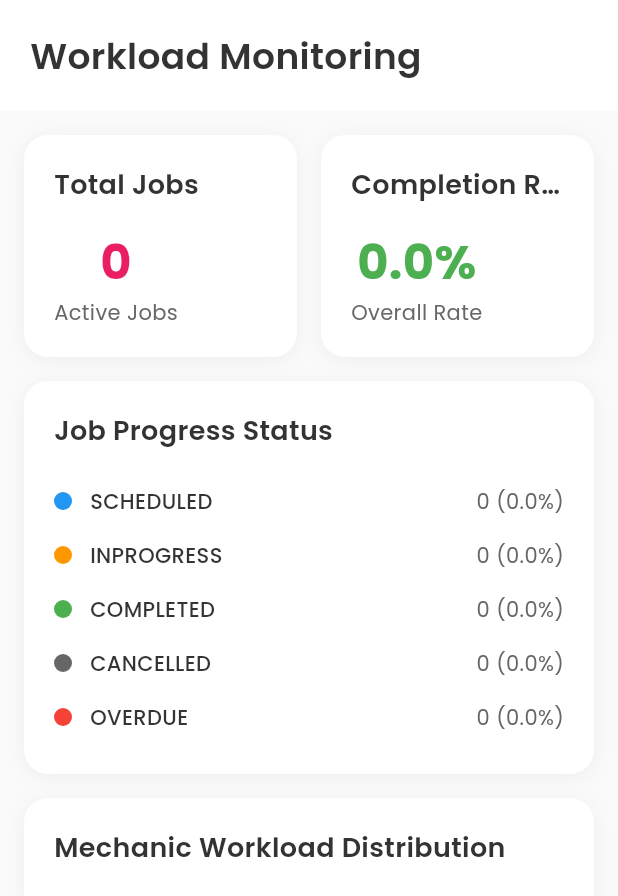
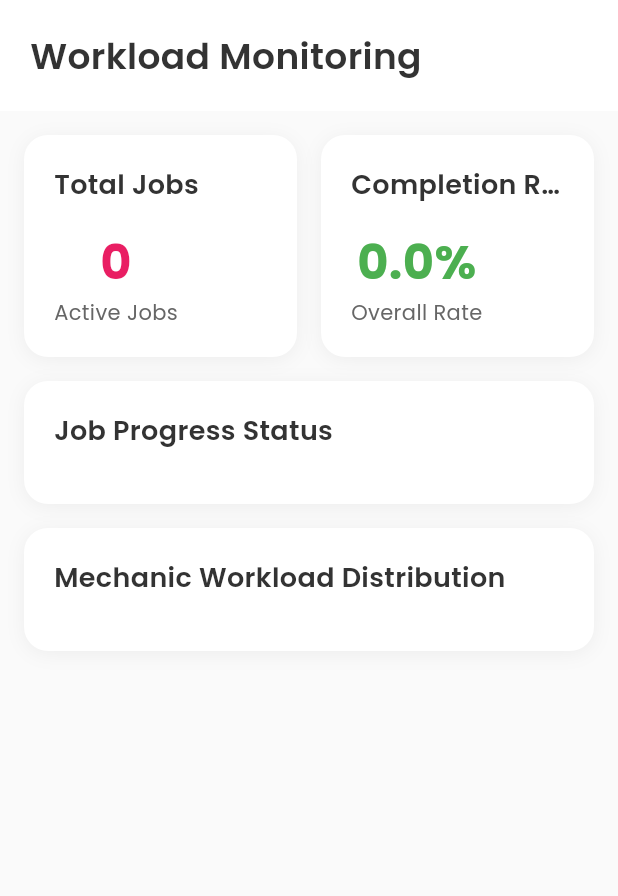
Before and after one commit to LZHuaaa/Workshop-Job-Management-System, a Flutter app: the WorkloadMonitoringScreen screen opened directly, on a phone screen of 412 x 824 dp. Shown: the top 896 px of the screen. Run offline on Flutter 3.47's test engine with Material 3 defaults, Android fonts, the phone set to English and light mode, and no system bars; our stand-ins replace cloud_firestore, csv, firebase_auth, firebase_core, firebase_storage, fl_chart and 9 more; missing offline and left inert: mobile_scanner; accounts and stored records are empty; network calls fail; statements that could not run were skipped.

Commit message:
update overdue status

```diff
--- a/lib/screens/jobs_screen.dart
+++ b/lib/screens/jobs_screen.dart
@@ -434,11 +434,11 @@ class _JobsScreenState extends State<JobsScreen> {
                     padding:
                     const EdgeInsets.symmetric(horizontal: 12, vertical: 6),
                     decoration: BoxDecoration(
-                      color: _getStatusColor(job.status),
+                      color: isOverdue ? AppColors.errorRed : _getStatusColor(job.status),
                       borderRadius: BorderRadius.circular(12),
                     ),
                     child: Text(
-                      job.status.name.toUpperCase(),
+                      isOverdue ? 'OVERDUE' : job.status.name.toUpperCase(),
                       style: GoogleFonts.poppins(
                         fontSize: 10,
                         fontWeight: FontWeight.w600,
--- a/lib/screens/workload_monitoring_screen.dart
+++ b/lib/screens/workload_monitoring_screen.dart
@@ -52,8 +52,21 @@ class _WorkloadMonitoringScreenState extends State<WorkloadMonitoringScreen> {
     for (final status in JobStatus.values) {
       statusCounts[status] = 0;
     }
+
+    final now = DateTime.now();
+
     for (final job in _allJobs) {
-      statusCounts[job.status] = (statusCounts[job.status] ?? 0) + 1;
+      // Check if job is overdue for display purposes
+      final isOverdue = job.startTime.isBefore(now) &&
+          job.status != JobStatus.completed &&
+          job.status != JobStatus.cancelled;
+
+      if (isOverdue) {
+        // Count overdue jobs separately for display
+        statusCounts[JobStatus.overdue] = (statusCounts[JobStatus.overdue] ?? 0) + 1;
+      } else {
+        statusCounts[job.status] = (statusCounts[job.status] ?? 0) + 1;
+      }
     }
     return statusCounts;
   }
@@ -184,6 +197,9 @@ class _WorkloadMonitoringScreenState extends State<WorkloadMonitoringScreen> {
                         children: JobStatus.values.map((status) {
                           final count = statusCounts[status] ?? 0;
                           final percentage = totalJobs > 0 ? (count / totalJobs) * 100 : 0.0;
+
+                          // Skip showing zero counts for better UI
+                          if (count == 0) return const SizedBox.shrink();
 
                           return Padding(
                             padding: const EdgeInsets.symmetric(vertical: 8),
```
Also changed, not shown: lib/screens/schedule_screen.dart (+7 -7 lines). Lines whose indentation alone changed are shown as unchanged.
